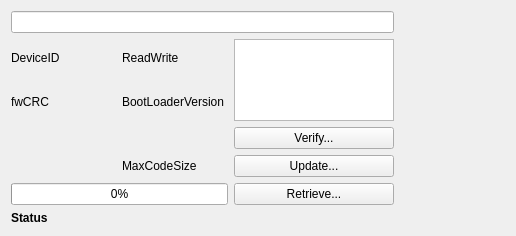
Qt form ground/src/plugins/uploader/devicewidget.ui (openpilot/OpenPilot) before a commit.
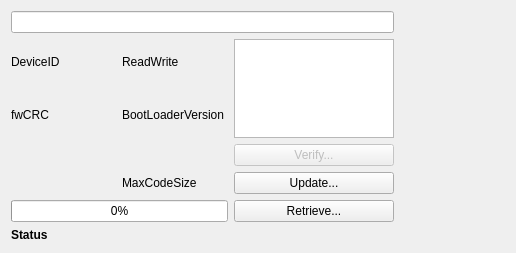
The same form after that commit.

Diff of the .ui file:
```diff
--- a/ground/src/plugins/uploader/devicewidget.ui
+++ b/ground/src/plugins/uploader/devicewidget.ui
@@ -7,7 +7,7 @@
     <x>0</x>
     <y>0</y>
     <width>516</width>
-    <height>236</height>
+    <height>253</height>
    </rect>
   </property>
   <property name="windowTitle">
@@ -72,6 +72,9 @@
      </item>
      <item row="5" column="2">
       <widget class="QPushButton" name="verifyButton">
+       <property name="enabled">
+        <bool>false</bool>
+       </property>
        <property name="text">
         <string>Verify...</string>
        </property>
```
Left out of the diff: 6 changed lines with no effect on the pictures.
